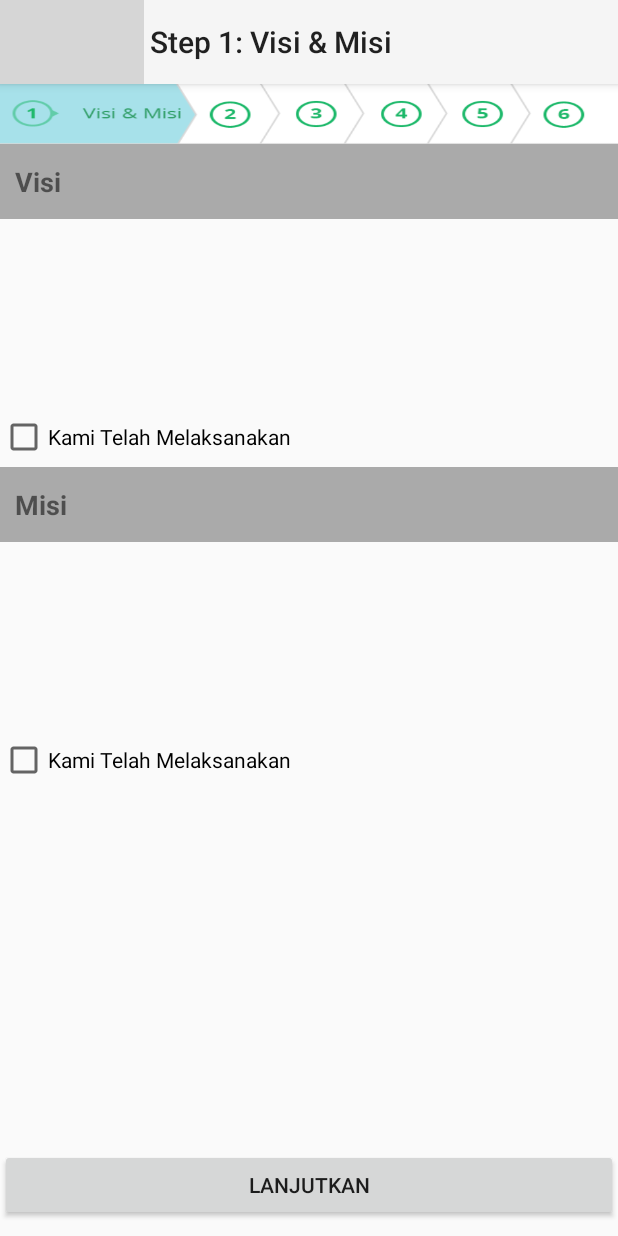
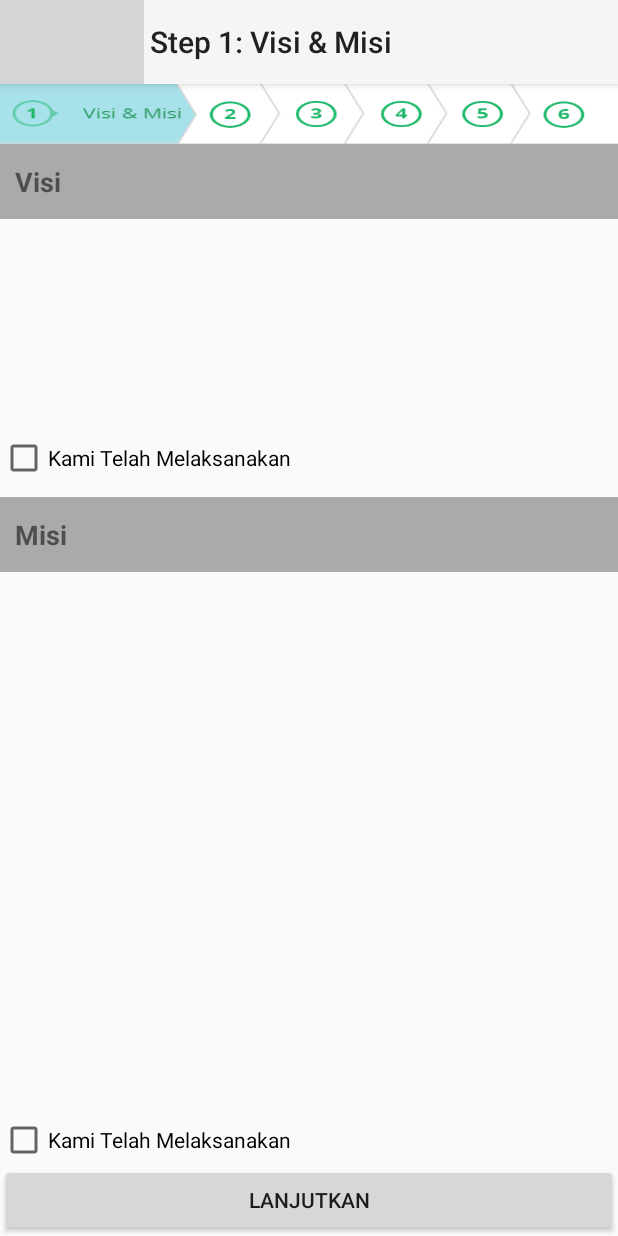
Before and after one commit to rahmatridhamus/MyNato, an Android app: the Step1VisiMisi screen opened directly, with no data from a screen before it, on a phone screen of 412 x 824 dp. Run offline under Robolectric (Android 15) with nearby library versions, the phone set to English and light mode, and no system bars; grey boxes are pictures that could not be loaded.

Commit message:
fix User Interface

```diff
--- a/app/src/main/res/layout/activity_step1_visi_misi.xml
+++ b/app/src/main/res/layout/activity_step1_visi_misi.xml
@@ -25,14 +25,14 @@
 
     </RelativeLayout>
 
-    <LinearLayout
+    <RelativeLayout
         android:orientation="vertical"
         android:layout_width="match_parent"
         android:id="@+id/kolomVisi"
-        android:layout_height="205dp"
         android:layout_below="@+id/stepbar"
         android:layout_alignParentLeft="true"
-        android:layout_alignParentStart="true">
+        android:layout_alignParentStart="true"
+        android:layout_height="225dp">
 
         <RelativeLayout
             android:id="@+id/relvisi"
@@ -52,8 +52,10 @@
 
         <ScrollView
             android:layout_width="match_parent"
-            android:layout_height="130dp"
-            android:layout_below="@id/relvisi">
+            android:layout_height="match_parent"
+            android:layout_below="@id/relvisi"
+            android:id="@+id/scrollView3"
+            android:layout_above="@+id/checkBoxVisi">
 
             <TextView
                 android:layout_width="match_parent"
@@ -69,25 +71,30 @@
             android:text="Kami Telah Melaksanakan"
             android:layout_width="match_parent"
             android:layout_height="wrap_content"
-            android:layout_marginTop="5dp"
-            android:id="@+id/checkBoxVisi" />
+            android:id="@+id/checkBoxVisi"
+            android:layout_alignParentLeft="false"
+            android:layout_alignParentStart="false"
+            android:layout_marginTop="9dp"
+            android:layout_alignParentBottom="true" />
 
-    </LinearLayout>
+    </RelativeLayout>
 
-    <LinearLayout
+    <RelativeLayout
         android:orientation="vertical"
         android:layout_width="match_parent"
         android:id="@+id/kolomMisi"
-        android:layout_height="205dp"
+        android:layout_height="match_parent"
         android:layout_marginTop="10dp"
         android:layout_below="@+id/kolomVisi"
         android:layout_alignParentLeft="true"
-        android:layout_alignParentStart="true">
+        android:layout_alignParentStart="true"
+        android:layout_above="@+id/buttonLanjutkan">
         <RelativeLayout
             android:layout_width="match_parent"
             android:layout_height="50dp"
             android:gravity="center_vertical"
-            android:background="@android:color/darker_gray">
+            android:background="@android:color/darker_gray"
+            android:id="@+id/relativeLayout2">
             <TextView
                 android:layout_width="wrap_content"
                 android:layout_height="wrap_content"
@@ -96,10 +103,23 @@
                 android:layout_marginLeft="10dp"
                 android:textSize="18sp" />
         </RelativeLayout>
+
+        <CheckBox
+            android:text="Kami Telah Melaksanakan"
+            android:layout_width="match_parent"
+            android:layout_height="wrap_content"
+            android:id="@+id/checkBoxMisi"
+            android:layout_alignParentBottom="true"
+            android:layout_alignParentLeft="true"
+            android:layout_alignParentStart="false" />
+
         <ScrollView
             android:layout_width="match_parent"
-            android:layout_height="130dp"
-            android:layout_below="@id/relvisi">
+            android:layout_height="match_parent"
+            android:layout_below="@+id/relativeLayout2"
+            android:layout_alignParentLeft="true"
+            android:layout_alignParentStart="true"
+            android:layout_above="@+id/checkBoxMisi">
 
             <TextView
                 android:layout_width="match_parent"
@@ -110,14 +130,7 @@
                 android:paddingTop="10dp" />
 
         </ScrollView>
-
-        <CheckBox
-            android:text="Kami Telah Melaksanakan"
-            android:layout_width="match_parent"
-            android:layout_height="wrap_content"
-            android:layout_marginTop="5dp"
-            android:id="@+id/checkBoxMisi" />
-    </LinearLayout>
+    </RelativeLayout>
 
     <Button
         android:text="Lanjutkan"
@@ -126,7 +139,6 @@
         android:id="@+id/buttonLanjutkan"
         android:layout_alignParentBottom="true"
         android:layout_alignParentLeft="true"
-        android:layout_alignParentStart="true"
-        android:layout_marginBottom="10dp" />
+        android:layout_alignParentStart="true" />
 
 </RelativeLayout>
```
